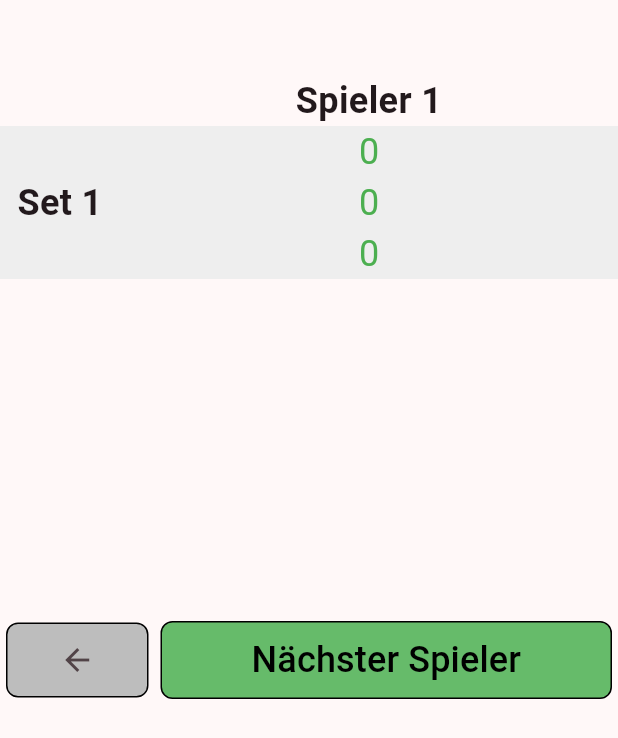
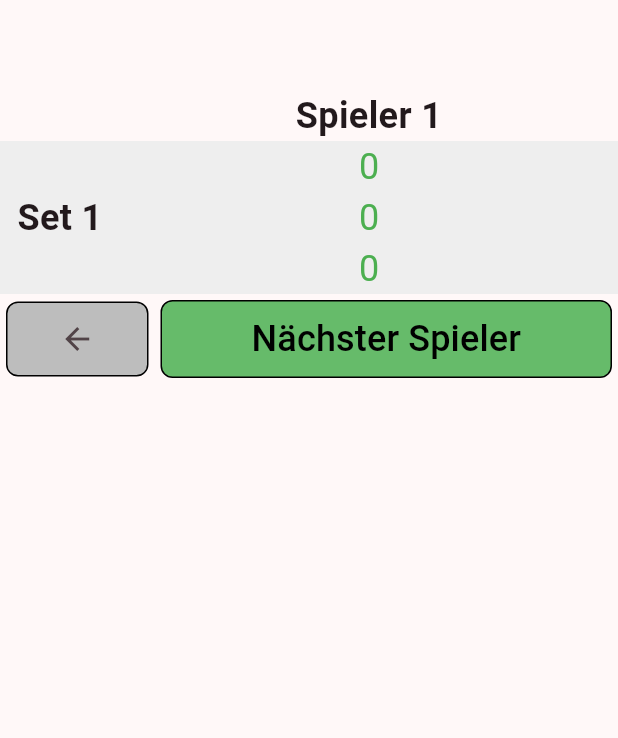
Before and after one commit to PassiSchoppi/DartPilot, a Flutter app: the ZwischenBild screen opened directly, on a phone screen of 412 x 824 dp. Shown: the top 738 px of the screen. Run offline on Flutter 3.47's test engine with Material 3 defaults, Android fonts, the phone set to English and light mode, and no system bars.

Commit message:
Fix table and back, improve performance

```diff
--- a/lib/game.dart
+++ b/lib/game.dart
@@ -22,7 +22,7 @@
           child: IconButton(
             icon: Icon(Icons.arrow_back),
             onPressed: (){
-              Navigator.push(
+              Navigator.pushReplacement(
                 context,
                 MaterialPageRoute(builder: (context) => GameScreen()),
               );
--- a/lib/zwischenBild.dart
+++ b/lib/zwischenBild.dart
@@ -8,9 +8,7 @@ import 'game_point_selector.dart';
 import 'package:flutter/material.dart';
 
 Widget generateTable(GameData gameData, BuildContext context) {
-  return SizedBox(
-    height: (gameData.activeSet + 1) * 420,
-    child: Column(
+  return Column(
     crossAxisAlignment: CrossAxisAlignment.start,
     children: [
       // First row with player names
@@ -28,16 +26,16 @@ Widget generateTable(GameData gameData, BuildContext context) {
                       fontWeight: FontWeight.bold, fontSize: 24),
                 ),
               ),
-              ),
+            )
         ],
       ),
       // Table body with scores
-        Expanded(
-          child: ListView.builder(
+      ListView.builder(
+          shrinkWrap: true,
           itemCount: GameData
               .NUMBER_OF_SETS, // Assuming all players have the same number of sets
           itemBuilder: (BuildContext context, int set_index) {
-                if (set_index < gameData.activeSet+1) {
+            if (set_index < gameData.activeSet + 1) {
               // Check if the current row is odd or even to apply different background colors
               final Color? backgroundColor =
                   set_index % 2 == 0 ? Colors.grey[200] : Colors.white;
@@ -77,16 +75,13 @@ Widget generateTable(GameData gameData, BuildContext context) {
                               ),
                           ],
                         ),
-                          ),
+                      )
                   ],
                 ),
               );
             }
           }),
-        ),
-        generateNavigationRow(context, true),
     ],
-    ),
   );
 }
 
@@ -98,8 +93,9 @@ class ZwischenBild extends StatelessWidget {
     return Scaffold(
       body: SingleChildScrollView(
           child: Column(children: [
-        SizedBox(height: 50),
+        SizedBox(height: 60),
         generateTable(gameData, context),
+        generateNavigationRow(context, true),
       ])),
     );
   }
```
Also changed, not shown: lib/game_data.dart (+64 -20 lines). Lines whose indentation alone changed are shown as unchanged.
